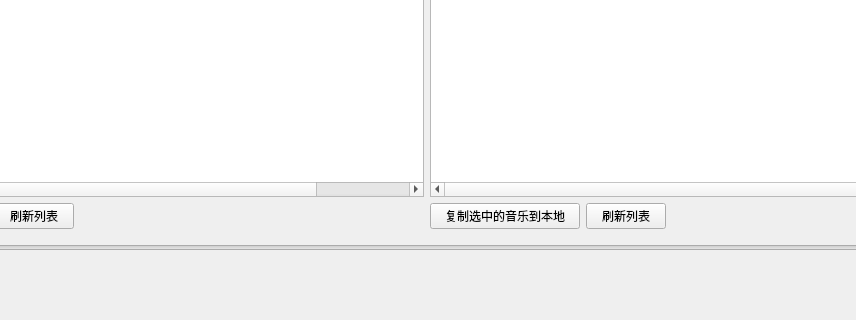
This is MusicSyncTool.ui in FunnyAWM/MusicSyncTool as Qt 5 draws it before an edit; both pictures show x 173 to 1029 and y 408 to 728 of the 1200 by 728 pixel window. The edited form follows.
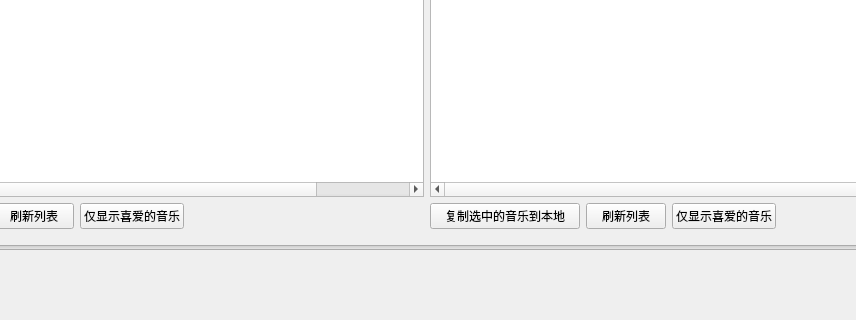
This is the edited form.

Commit message: Added favorite tag and order by function.

Diff of the .ui file:
```diff
--- a/MusicSyncTool.ui
+++ b/MusicSyncTool.ui
@@ -188,6 +188,13 @@
         </property>
        </widget>
       </item>
+      <item>
+       <widget class="QPushButton" name="favoriteOnlyLocal">
+        <property name="text">
+         <string>仅显示喜爱的音乐</string>
+        </property>
+       </widget>
+      </item>
       <item>
        <spacer name="horizontalSpacer_3">
         <property name="orientation">
@@ -225,6 +232,13 @@
         </property>
        </widget>
       </item>
+      <item>
+       <widget class="QPushButton" name="favoriteOnlyRemote">
+        <property name="text">
+         <string>仅显示喜爱的音乐</string>
+        </property>
+       </widget>
+      </item>
       <item>
        <spacer name="horizontalSpacer_4">
         <property name="orientation">
```
Left out of the diff: 3 changed lines with no effect on the pictures. The commit also changes 9 other files.
